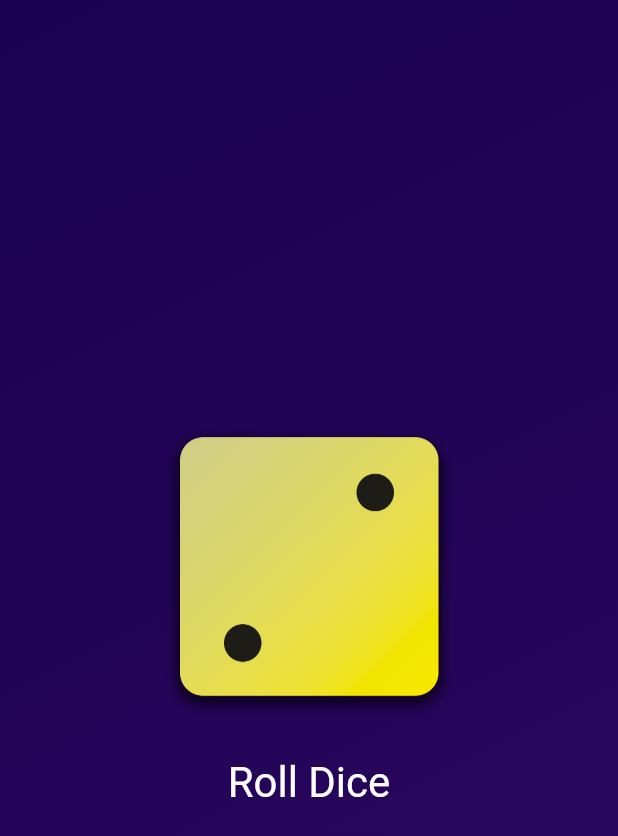
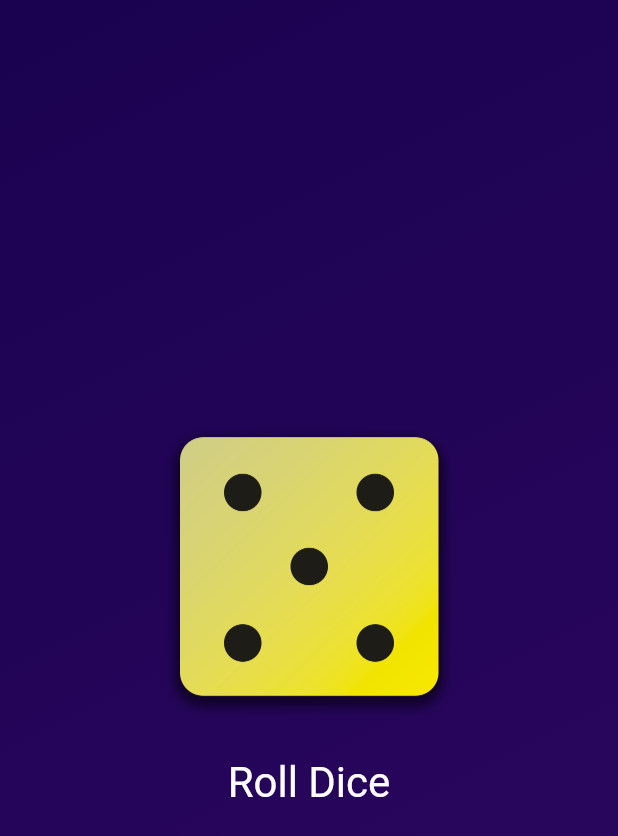
Before and after one commit to mostafaadawy/flutter_course, a Flutter app: the screen it shows after launch, after a tap on "Roll Dice", on a phone screen of 412 x 824 dp. Shown: the top 836 px of the screen. Run offline on Flutter 3.47's test engine with Material 2 defaults, Android fonts, the phone set to English and light mode, and no system bars.

```diff
--- a/lib/dice_roller.dart
+++ b/lib/dice_roller.dart
@@ -12,7 +12,10 @@ class DiceRoller extends StatefulWidget{
 class _DiceRollerState extends State<DiceRoller>{
   var diceImagePath='assets/images/dice-2.png';
   void rollDice() {
-    diceImagePath='assets/images/dice-4.png';
+    setState(() {
+      diceImagePath='assets/images/dice-5.png';   // without setState no trigger for rerender
+    });
+
     // print('changing image');
   }
   @override // to write over main build or createstate or other existing function on
```
